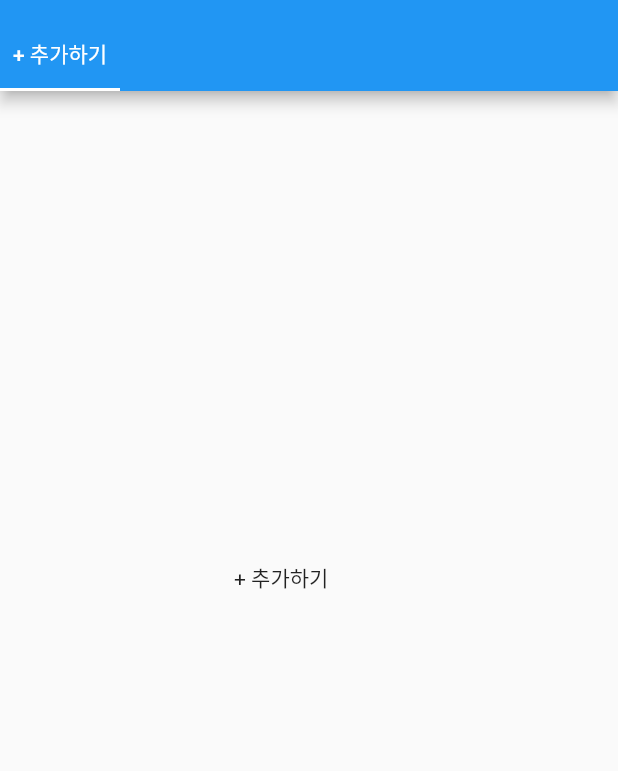
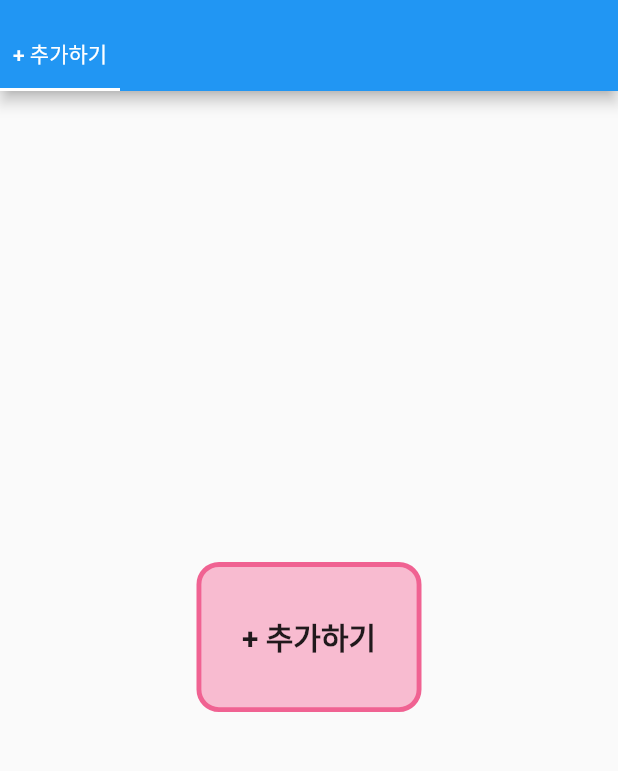
Before and after one commit to wonpyoJang/TodayYoutuber, a Flutter app: the screen it shows after launch, on a phone screen of 412 x 824 dp, the part 53-824 px from its top. Run offline on Flutter 3.47's test engine with Material 2 defaults, Android fonts, the phone set to English and light mode, and no system bars; our stand-ins replace firebase_database, firebase_dynamic_links, flutter_slidable, logger, moor, rxdart and 1 more; missing offline and left inert: flutter_inappwebview, receive_sharing_intent, sqlite3; accounts and stored records are empty; generated files the repository leaves out were written again.

Commit message:
[added] 추가하기 버튼 애니메이션 추가

```diff
--- a/lib/pages/home/home.dart
+++ b/lib/pages/home/home.dart
@@ -337,8 +337,7 @@ class _HomeScreenState extends State<HomeScreen> with TickerProviderStateMixin {
                     await addNewCategory(context);
                     isLoading.add(false);
                   },
-                  child: Container(
-                      width: 100, height: 100, child: Text("+ 추가하기")))),
+                  child: AddCategoryButtonInBody())),
         ],
       ),
     );
@@ -372,3 +371,67 @@ class _HomeScreenState extends State<HomeScreen> with TickerProviderStateMixin {
     });
   }
 }
+
+class AddCategoryButtonInBody extends StatefulWidget {
+  const AddCategoryButtonInBody({
+    Key key,
+  }) : super(key: key);
+
+  @override
+  _AddCategoryButtonInBodyState createState() =>
+      _AddCategoryButtonInBodyState();
+}
+
+class _AddCategoryButtonInBodyState extends State<AddCategoryButtonInBody>
+    with SingleTickerProviderStateMixin {
+  AnimationController _resizableController;
+  Animation _colorTween;
+
+  @override
+  void initState() {
+    _resizableController = new AnimationController(
+      vsync: this,
+      duration: new Duration(
+        milliseconds: 600,
+      ),
+    );
+    _resizableController.addStatusListener((animationStatus) {
+      switch (animationStatus) {
+        case AnimationStatus.completed:
+          _resizableController.reverse();
+          break;
+        case AnimationStatus.dismissed:
+          _resizableController.forward();
+          break;
+        case AnimationStatus.forward:
+          break;
+        case AnimationStatus.reverse:
+          break;
+      }
+    });
+    _resizableController.forward();
+    super.initState();
+  }
+
+  @override
+  Widget build(BuildContext context) {
+    return AnimatedBuilder(
+        animation: _resizableController,
+        builder: (context, snapshot) {
+          return Container(
+            width: 150,
+            height: 100,
+            child: Center(
+                child: Text("+ 추가하기",
+                    style: TextStyle(
+                        fontWeight: FontWeight.bold, fontSize: 20.0))),
+            decoration: BoxDecoration(
+                color: Colors.pink[100],
+                borderRadius: BorderRadius.circular(15),
+                border: Border.all(
+                    width: 2 + _resizableController.value * 3,
+                    color: Colors.pink[300])),
+          );
+        });
+  }
+}
```
